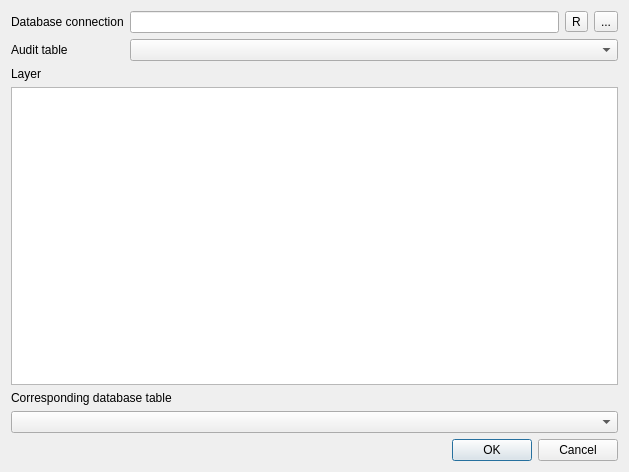
This is config.ui in qwat/pg-history-viewer as Qt 5 draws it before an edit. The edited form follows.
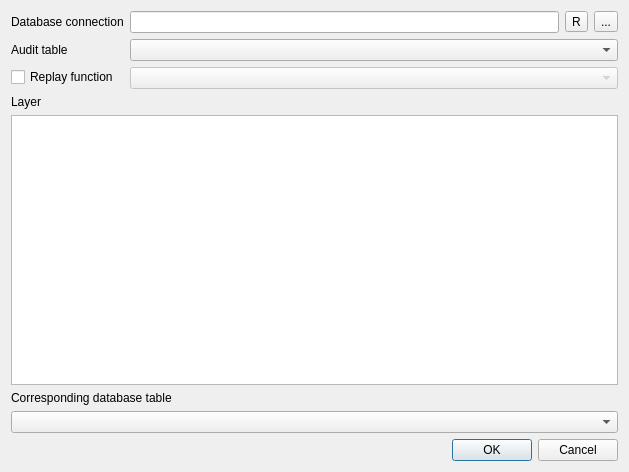
This is the edited form. Custom widgets are drawn as their Qt base class.

Commit message: Allow to select the replay function

What changed in the file:
```diff
--- a/config.ui
+++ b/config.ui
@@ -57,6 +57,23 @@
        </item>
       </layout>
      </item>
+     <item row="2" column="0">
+      <widget class="QCheckBox" name="replayFunctionChk">
+       <property name="text">
+        <string>Replay function</string>
+       </property>
+       <property name="checked">
+        <bool>false</bool>
+       </property>
+      </widget>
+     </item>
+     <item row="2" column="1">
+      <widget class="QComboBox" name="replayFunctionCombo">
+       <property name="enabled">
+        <bool>false</bool>
+       </property>
+      </widget>
+     </item>
     </layout>
    </item>
    <item>
```
Left out of the diff: 16 changed lines with no effect on the pictures. The commit also changes 3 other files.
